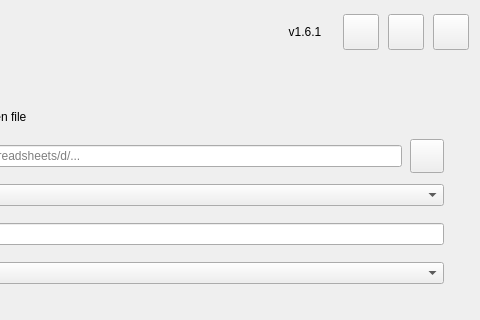
Qt form src/import_localize/ui/forms/main_window.ui (longnguy3n/Import-Localize) before a commit; both pictures show x 280 to 760 and y 0 to 320 of the 760 by 936 pixel window.
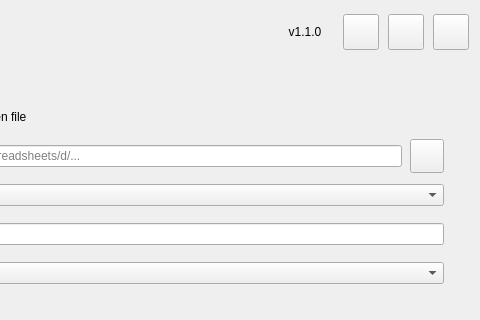
The same form after that commit.

```diff
--- a/src/import_localize/ui/forms/main_window.ui
+++ b/src/import_localize/ui/forms/main_window.ui
@@ -151,7 +151,7 @@
          </size>
         </property>
         <property name="text">
-         <string>v1.6.1</string>
+         <string>v1.1.0</string>
         </property>
         <property name="alignment">
          <set>Qt::AlignmentFlag::AlignCenter</set>
```
